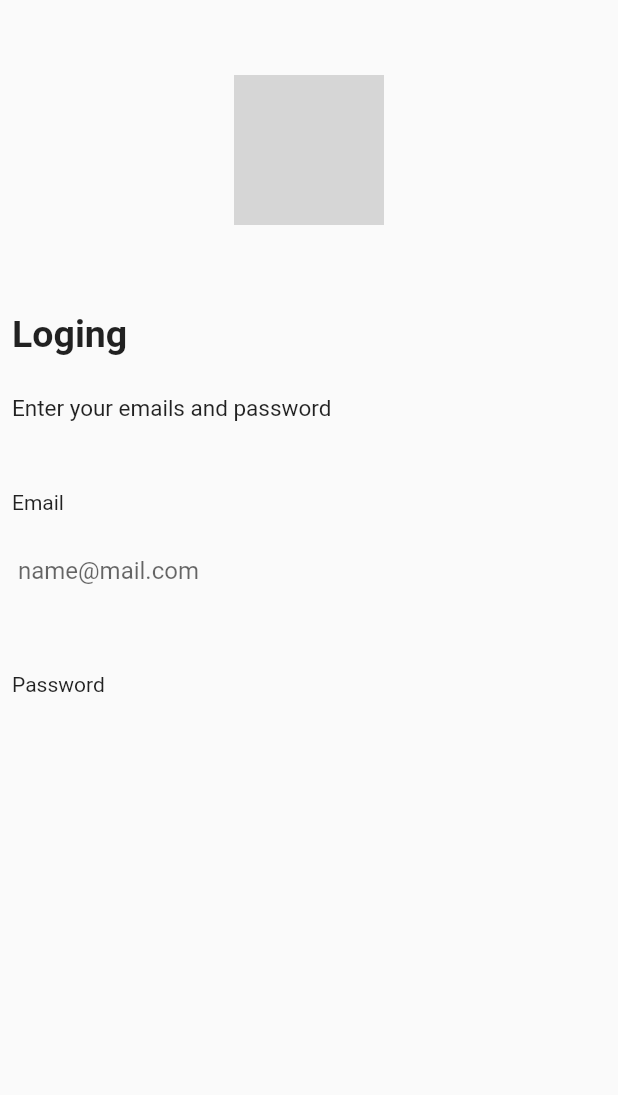
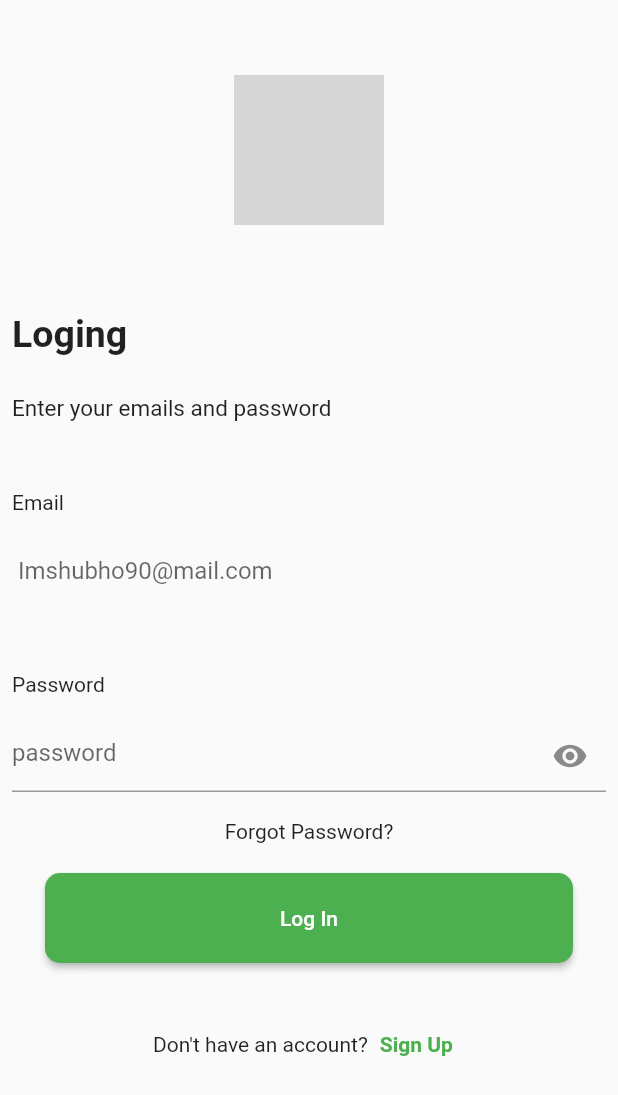
Before and after one commit to kumarvivek2022/ui_ux_assignment4, a Flutter app: the LoginScreen screen opened directly, on a phone screen of 412 x 824 dp. Shown: the top 1095 px of the screen. Run offline on Flutter 3.47's test engine with Material 2 defaults, Android fonts, the phone set to English and light mode, and no system bars; our stand-ins replace carousel_slider, firebase_auth, firebase_core; accounts and stored records are empty; network calls fail; grey boxes are pictures that could not be loaded.

```diff
--- a/lib/screen/login_screen/login_screen.dart
+++ b/lib/screen/login_screen/login_screen.dart
@@ -1,5 +1,5 @@
-import 'package:flutter/cupertino.dart';
 import 'package:flutter/material.dart';
+import 'package:ui_ux_assignment4/screen/sign_up_screen/sign_up_screen.dart';
 class LoginScreen extends StatefulWidget {
   const LoginScreen({Key? key}) : super(key: key);
 
@@ -70,7 +70,7 @@ class _LoginScreenState extends State<LoginScreen> {
           TextField(
             controller: emailController,
             decoration: InputDecoration(
-                hintText: 'name@mail.com',
+                hintText: 'Imshubho90@mail.com',
                 //prefixIcon: const Icon(Icons.person),
                 suffixIcon: emailController.text.isEmpty
                     ?Container(height: 0,width: 0,)
@@ -95,11 +95,87 @@ class _LoginScreenState extends State<LoginScreen> {
               ),
             ],
           ),
+          Padding(
+            padding: const EdgeInsets.all(8.0),
+            child: TextField(
+              onChanged: (value) => setState(() => this.password = value),
+              onSubmitted: (value) => setState(() => this.password = value),
+              decoration: InputDecoration(
+                  hintText: 'password',
+                  //prefixIcon: const Icon(Icons.lock),
+                  suffixIcon: IconButton(
+                    icon: isPasswordVisible
+                        ?const Icon(Icons.visibility_off)
+                        :const Icon(Icons.visibility),
+                    onPressed: () =>
+                        setState(() => isPasswordVisible = !isPasswordVisible),
+                  ),
+                  //filled: true,
+                  //fillColor: Colors.purple.shade100,
+                  //border: OutlineInputBorder(
+                    //borderRadius: BorderRadius.circular(30),
+                    //borderSide: BorderSide.none,
+                  )
+              ),
+          ),
+            SizedBox(height: 10,),
+            Padding(
+              padding: const EdgeInsets.symmetric(horizontal: 50.0),
+              child: Text('Forgot Password?'),
+            ),
+          Padding(
+            padding: EdgeInsets.symmetric(vertical: 20, horizontal: 30),
+            child: Container(
+              height: 60,
+              width: double.infinity,
+              child: ElevatedButton(
+                  style: ElevatedButton.styleFrom(
+                    primary: Colors.green,
+                    onPrimary: Colors.white,
+                    shape: RoundedRectangleBorder(
+                      borderRadius: BorderRadius.circular(10.0),
+                    ),
+                  ),
+                  onPressed: ()  {},
+                  child: Text("Log In")),
+            ),
+          ),
+          SizedBox(height: 10,),
+          Row(
+            mainAxisAlignment: MainAxisAlignment.center,
+            children: [
+              Text('Don\'t have an account?'),
+              TextButton(
+                child: Text(
+                  "Sign Up",
+                  style: TextStyle(
+                    color: Colors.green,
+                    fontWeight: FontWeight.bold,
+                  ),
+                ),
+
+                onPressed: () {
+                  Navigator.push(
+                    context,
+                    MaterialPageRoute(builder: (context) => SignUpScreen()),
+                  );
+                },
+              ),
+
+            ],
+          ),
 
 
-        ]
+
+            //obscureText: isPasswordVisible,
+          ]
       ),
     ),
+
+
+
+
     );
+
   }
 }
```
Also changed, not shown: lib/helpers/utils.dart (added, +26 -0 lines), lib/model_class/model_class.dart (added, +17 -0 lines), lib/screen/account_screen/account_screen.dart (+30 -2 lines), lib/screen/shop_screen/shop_screen.dart (+30 -4 lines), lib/screen/sign_up_screen/sign_up_screen.dart (added, +239 -0 lines).
